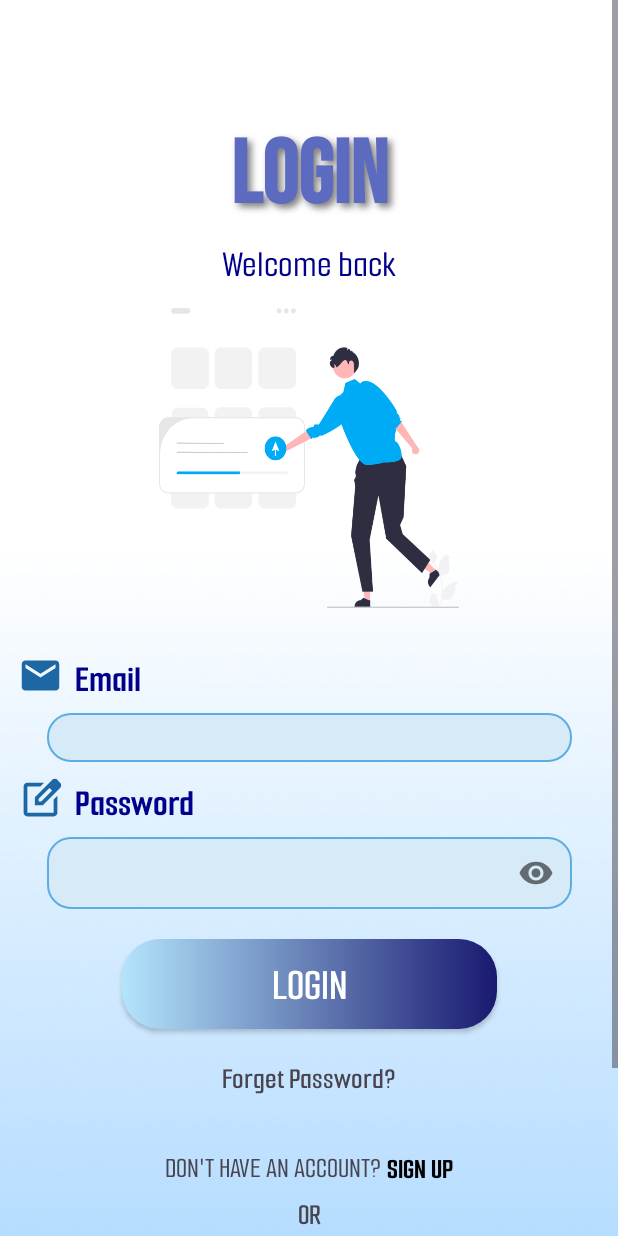
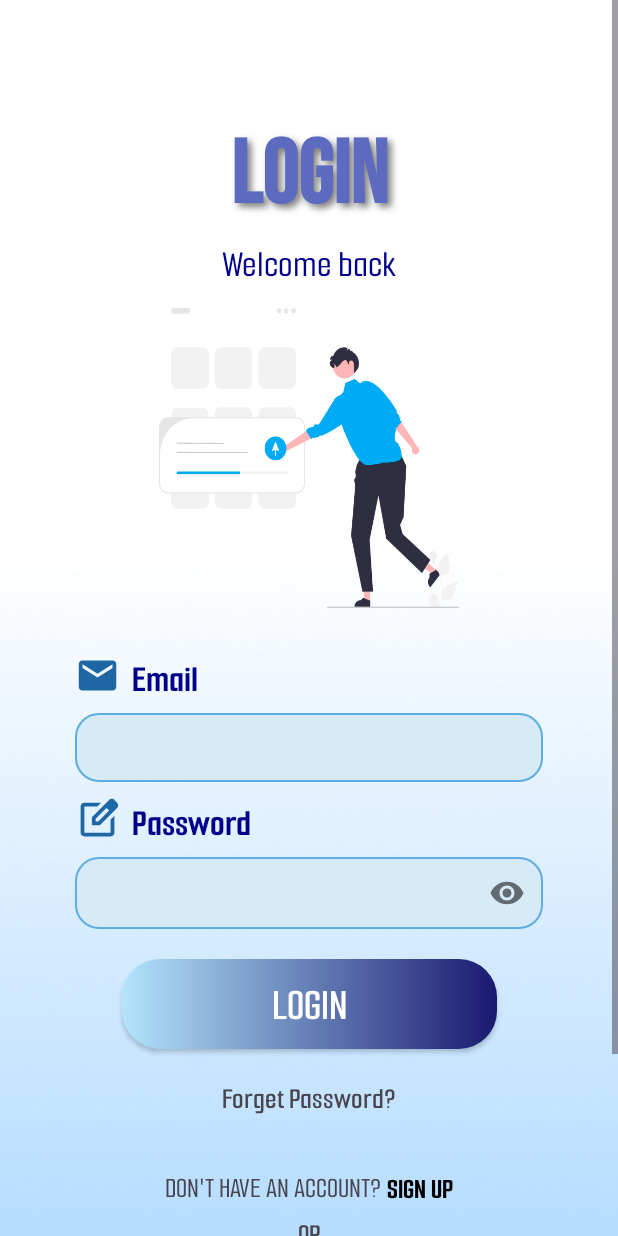
Before and after one commit to phuoccouhp/AndroidAppHoTroSapXepvaQuanlyCongViec, an Android app: the screen it shows after launch (Login), after a tap on "LOG IN", on a phone screen of 412 x 824 dp. Run offline under Robolectric (Android 15) with nearby library versions, the phone set to English and light mode, and no system bars; our stand-ins replace CircleImageView, Firebase (no records; nobody signed in at launch, a user with empty details on screens opened directly); 2 other taps on this screen came first.

Commit message:
thay đổi hiệu chỉnh kích thước ô text box và màu chữ
thay đổi hiệu chỉnh kích thước ô text box và màu chữ

```diff
--- a/app/src/main/java/com/example/login_signup/Sign_up.java
+++ b/app/src/main/java/com/example/login_signup/Sign_up.java
@@ -5,7 +5,7 @@ import android.os.Bundle;
 import android.text.TextUtils;
 import android.widget.Button;
 import android.widget.EditText;
-import android.widget.ImageView;
+import android.widget.ImageButton; // SỬA: Đổi từ android.widget.ImageView
 import android.widget.TextView;
 import android.widget.Toast;
 
@@ -34,7 +34,7 @@ public class Sign_up extends AppCompatActivity {
     private EditText nameEditText, emailEditText, passwordEditText, confirmPasswordEditText;
     private Button signUpButton;
     private TextView loginTextView;
-    private ImageView googleSignInButton;
+    private ImageButton googleSignInButton; // SỬA: Đổi từ ImageView sang ImageButton
 
     private FirebaseAuth mAuth;
     private FirebaseFirestore db;
@@ -44,6 +44,7 @@ public class Sign_up extends AppCompatActivity {
     @Override
     protected void onCreate(Bundle savedInstanceState) {
         super.onCreate(savedInstanceState);
+        // SỬA: Đổi tên layout cho khớp với tên class (ví dụ: Sign_up -> activity_sign_up)
         setContentView(R.layout.activity_signup);
 
         mAuth = FirebaseAuth.getInstance();
@@ -123,7 +124,9 @@ public class Sign_up extends AppCompatActivity {
                     navigateToHomeActivity();
                 })
                 .addOnFailureListener(e -> {
-                    Toast.makeText(Sign_up.this, "Lưu thông tin thất bại!", Toast.LENGTH_SHORT).show();
+                    Toast.makeText(Sign_up.this, "Lưu thông tin thất bại! Lỗi: " + e.getMessage(), Toast.LENGTH_LONG).show();
+                    // Thêm log để gỡ lỗi Firestore
+                    android.util.Log.w("FirestoreError", "Lưu thông tin thất bại", e);
                 });
     }
 
@@ -148,6 +151,7 @@ public class Sign_up extends AppCompatActivity {
                 .addOnCompleteListener(this, task -> {
                     if (task.isSuccessful()) {
                         FirebaseUser user = mAuth.getCurrentUser();
+                        // Kiểm tra nếu là người dùng mới VÀ user không bị null
                         if (task.getResult().getAdditionalUserInfo().isNewUser() && user != null) {
                             saveAdditionalUserInfo(user.getDisplayName(), user.getEmail());
                         } else {
--- a/app/src/main/res/layout/activity_login.xml
+++ b/app/src/main/res/layout/activity_login.xml
@@ -19,7 +19,9 @@
         <androidx.constraintlayout.widget.ConstraintLayout
             android:layout_width="match_parent"
             android:layout_height="wrap_content"
-            android:paddingBottom="50dp">  <TextView
+            android:paddingBottom="50dp">
+
+            <TextView
                 android:id="@+id/lb_sign_up"
                 android:layout_width="300dp"
                 android:layout_height="70dp"
@@ -62,39 +64,42 @@
                 app:layout_constraintRight_toRightOf="parent"
                 app:layout_constraintTop_toBottomOf="@id/lb_welcome" />
 
+            <ImageView
+                android:id="@+id/image_email"
+                android:layout_width="30dp"
+                android:layout_height="30dp"
+                android:layout_marginStart="50dp"
+                android:src="@drawable/baseline_email_24"
+                app:layout_constraintBottom_toBottomOf="@+id/lb_email"
+                app:layout_constraintLeft_toLeftOf="parent"
+                app:layout_constraintTop_toTopOf="@+id/lb_email" />
+
             <TextView
                 android:id="@+id/lb_email"
                 android:layout_width="wrap_content"
                 android:layout_height="30dp"
-                android:layout_marginStart="50dp"
+                android:layout_marginStart="8dp"
                 android:layout_marginTop="30dp"
                 android:fontFamily="@font/smoochsans_bold"
                 android:text="Email"
                 android:textColor="@color/dark_blue"
                 android:textSize="25sp"
-                app:layout_constraintLeft_toLeftOf="parent"
+                app:layout_constraintLeft_toRightOf="@+id/image_email"
                 app:layout_constraintTop_toBottomOf="@id/image_login" />
-
-            <ImageView
-                android:id="@+id/image_email"
-                android:layout_width="30dp"
-                android:layout_height="30dp"
-                android:layout_marginEnd="8dp"
-                android:src="@drawable/baseline_email_24"
-                app:layout_constraintBottom_toBottomOf="@+id/lb_email"
-                app:layout_constraintRight_toLeftOf="@+id/lb_email"
-                app:layout_constraintTop_toTopOf="@+id/lb_email" />
 
             <com.google.android.material.textfield.TextInputLayout
                 android:id="@+id/text_email_layout"
-                android:layout_width="350dp"
+                android:layout_width="0dp"
                 android:layout_height="wrap_content"
-                android:layout_margin="10dp"
+                android:layout_marginTop="10dp"
+                android:layout_marginStart="50dp"
+                android:layout_marginEnd="50dp"
                 app:boxBackgroundMode="none"
                 app:hintEnabled="false"
                 app:layout_constraintLeft_toLeftOf="parent"
                 app:layout_constraintRight_toRightOf="parent"
-                app:layout_constraintTop_toBottomOf="@id/lb_email">
+                app:layout_constraintTop_toBottomOf="@id/lb_email"
+                app:endIconMode="clear_text">
 
                 <com.google.android.material.textfield.TextInputEditText
                     android:id="@+id/text_email"
@@ -102,36 +107,40 @@
                     android:layout_height="wrap_content"
                     android:background="@drawable/edit_text"
                     android:inputType="textEmailAddress"
-                    android:padding="5dp" />
+                    android:paddingVertical="12dp"
+                    android:textColor="@android:color/black" /> <!-- THÊM DÒNG NÀY -->
             </com.google.android.material.textfield.TextInputLayout>
+
+            <ImageView
+                android:id="@+id/image_password"
+                android:layout_width="30dp"
+                android:layout_height="30dp"
+                android:layout_marginStart="50dp"
+                android:src="@drawable/outline_edit_square_24"
+                app:layout_constraintLeft_toLeftOf="parent"
+                app:layout_constraintTop_toTopOf="@+id/lb_password"
+                app:layout_constraintBottom_toBottomOf="@+id/lb_password" />
 
             <TextView
                 android:id="@+id/lb_password"
                 android:layout_width="wrap_content"
                 android:layout_height="30dp"
-                android:layout_marginStart="50dp"
+                android:layout_marginStart="8dp"
                 android:layout_marginTop="10dp"
                 android:fontFamily="@font/smoochsans_bold"
                 android:text="Password"
                 android:textColor="@color/dark_blue"
                 android:textSize="25sp"
-                app:layout_constraintLeft_toLeftOf="parent"
+                app:layout_constraintLeft_toRightOf="@+id/image_password"
                 app:layout_constraintTop_toBottomOf="@id/text_email_layout" />
-
-            <ImageView
-                android:id="@+id/image_password"
-                android:layout_width="30dp"
-                android:layout_height="30dp"
-                android:layout_marginEnd="8dp"
-                android:src="@drawable/outline_edit_square_24"
-                app:layout_constraintRight_toLeftOf="@+id/lb_password"
-                app:layout_constraintTop_toTopOf="@+id/lb_password" />
 
             <com.google.android.material.textfield.TextInputLayout
                 android:id="@+id/text_password"
-                android:layout_width="350dp"
+                android:layout_width="0dp"
                 android:layout_height="wrap_content"
-                android:layout_margin="10dp"
+                android:layout_marginTop="10dp"
+                android:layout_marginStart="50dp"
+                android:layout_marginEnd="50dp"
                 app:boxBackgroundMode="none"
                 app:hintEnabled="false"
                 app:layout_constraintLeft_toLeftOf="parent"
@@ -145,7 +154,8 @@
                     android:layout_height="wrap_content"
                     android:background="@drawable/edit_text"
                     android:inputType="textPassword"
-                    android:padding="5dp" />
+                    android:paddingVertical="12dp"
+                    android:textColor="@android:color/black" /> <!-- THÊM DÒNG NÀY -->
             </com.google.android.material.textfield.TextInputLayout>
 
             <androidx.appcompat.widget.AppCompatButton
```
Also changed, not shown: app/src/main/res/layout/activity_signup.xml (+76 -66 lines), app/src/main/res/drawable/fb.png (added). Lines whose indentation alone changed are shown as unchanged.
